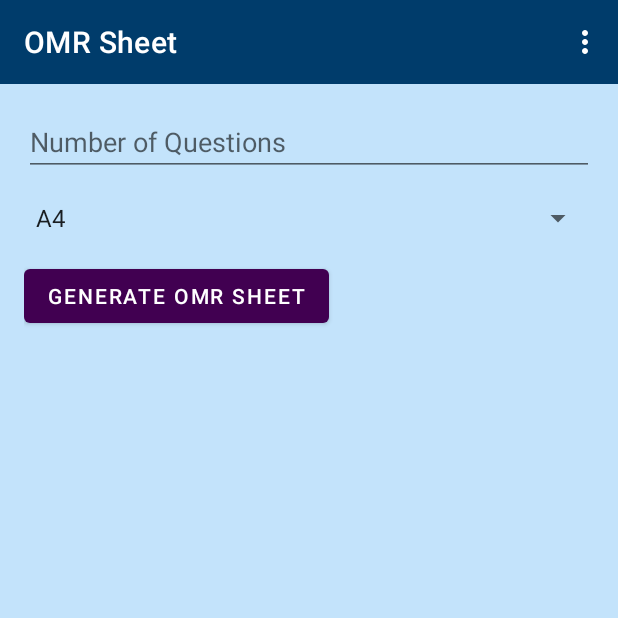
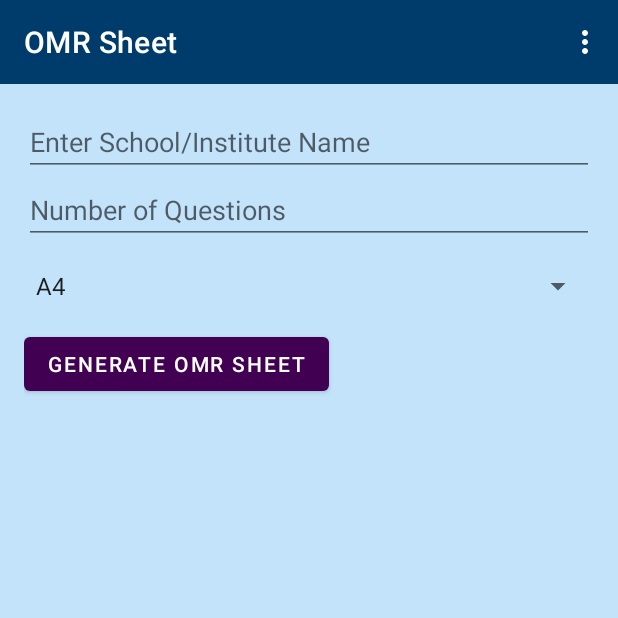
Before and after one commit to panditshruti/CardPrintSmart, an Android app: the OMRSheetFragment screen opened through its navigation route, after a tap on "GENERATE OMR SHEET", on a phone screen of 412 x 824 dp, the top half of it. Run offline under Robolectric (Android 15) with nearby library versions, the phone set to English and light mode, and no system bars; our stand-ins replace navigation-ui.

Commit message:
commit by shruti

```diff
--- a/app/src/main/java/com/shrutipandit/cardprintsmart/uiFragment/OMRSheetFragment.kt
+++ b/app/src/main/java/com/shrutipandit/cardprintsmart/uiFragment/OMRSheetFragment.kt
@@ -26,16 +26,19 @@ class OMRSheetFragment : Fragment(R.layout.fragment_o_m_r_sheet) {
         binding.generateButton.setOnClickListener {
             val numberOfQuestions = binding.numberOfQuestionsInput.text.toString().toIntOrNull()
             val paperSize = binding.paperSizeSpinner.selectedItem.toString()
+            val schoolName = binding.schoolNameInput.text.toString().trim()
 
-            if (numberOfQuestions != null && numberOfQuestions > 0) {
+            if (numberOfQuestions != null && numberOfQuestions > 0 && schoolName.isNotEmpty()) {
                 val action = OMRSheetFragmentDirections.actionOMRSheetFragmentToDemoOMRSheetFragment(
                     numberOfQuestions,
-                    paperSize
+                    paperSize,
+                    schoolName // Pass the school name
                 )
                 findNavController().navigate(action)
             } else {
-                Toast.makeText(requireContext(), "Please enter a valid number of questions", Toast.LENGTH_SHORT).show()
+                Toast.makeText(requireContext(), "Please fill all fields correctly", Toast.LENGTH_SHORT).show()
             }
         }
+
     }
 }
--- a/app/src/main/res/layout/fragment_o_m_r_sheet.xml
+++ b/app/src/main/res/layout/fragment_o_m_r_sheet.xml
@@ -4,6 +4,13 @@
     android:layout_height="match_parent"
     android:orientation="vertical"
     android:padding="16dp">
+
+        <EditText
+            android:id="@+id/schoolNameInput"
+            android:layout_width="match_parent"
+            android:layout_height="wrap_content"
+            android:hint="Enter School/Institute Name"
+            android:inputType="text" />
 
         <EditText
             android:id="@+id/numberOfQuestionsInput"
--- a/app/src/main/res/navigation/main_nav.xml
+++ b/app/src/main/res/navigation/main_nav.xml
@@ -80,6 +80,9 @@
             app:argType="integer" />
         <argument
             android:name="paperSize"
+            app:argType="string" />
+        <argument
+            android:name="schoolName"
             app:argType="string" />
     </fragment>
     <fragment
```
Also changed, not shown: app/src/main/java/com/shrutipandit/cardprintsmart/card/OMRSheet.kt (+81 -37 lines), app/src/main/java/com/shrutipandit/cardprintsmart/uiFragment/DemoOMRSheetFragment.kt (+11 -6 lines).
